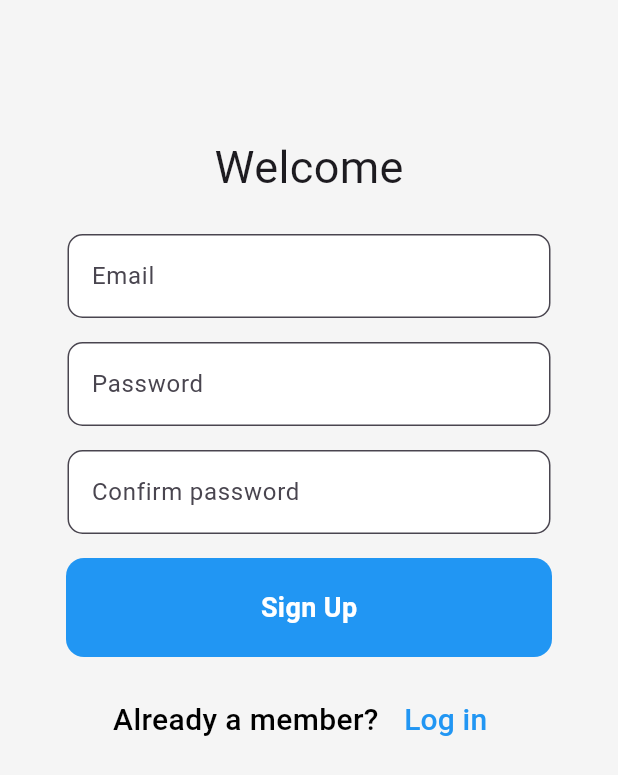
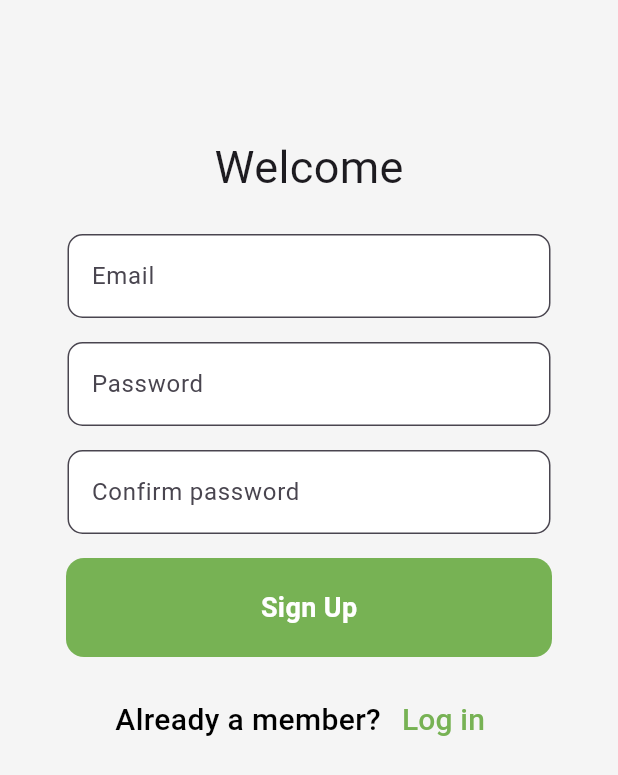
Before and after one commit to kambericecelia/my_recipes, a Flutter app: the screen it shows after launch, after a tap on "Register now", on a phone screen of 412 x 824 dp. Shown: the top 775 px of the screen. Run offline on Flutter 3.47's test engine with Material 3 defaults, Android fonts, the phone set to English and light mode, and no system bars; our stand-ins replace cloud_firestore, firebase_auth, firebase_core, firebase_storage, fluttertoast, image_picker; accounts and stored records are empty; network calls fail.

Commit message:
Some files renamed, reorganized

```diff
--- a/lib/components/bottom_button.dart
+++ b/lib/components/bottom_button.dart
@@ -1,6 +1,7 @@
 import 'package:flutter/material.dart';
-class Button extends StatelessWidget {
-  const Button({
+import 'package:recipes_app/constants.dart';
+class BottomButton extends StatelessWidget {
+  const BottomButton({
 
     required this.text,
     required this.authFunction,
@@ -16,7 +17,7 @@ final VoidCallback authFunction;
         child: Container(
           padding: EdgeInsets.all(20),
           decoration: BoxDecoration(
-            color: Colors.blue,
+            color: ksecondaryColor,
             borderRadius: BorderRadius.circular(12),
           ),
           child: Center(
--- a/lib/components/login_card.dart
+++ b/lib/components/text_input_card.dart
@@ -1,11 +1,11 @@
 import 'package:flutter/material.dart';
 
-class LoginCard extends StatelessWidget {
+class TextInputCard extends StatelessWidget {
   final TextEditingController controller;
   final String hintText;
   final bool isPassword;
 
-  const LoginCard({
+  const TextInputCard({
     required this.controller,
     required this.hintText,
     required this.isPassword
--- a/lib/constants.dart
+++ b/lib/constants.dart
@@ -1,6 +1,7 @@
 import 'package:flutter/material.dart';
 
 const Color kprimaryColor = Color(0xF6F5F5F5);
+const Color ksecondaryColor = Color.fromRGBO(119, 178, 84, 1);
 
 //Text styles for login and signup screen
 
@@ -14,6 +15,6 @@ const bottomTextStyle = TextStyle(
 
 const bottomTextStyleBlue = TextStyle(
   fontSize: 20,
-  color: Colors.blue,
+  color: ksecondaryColor,
   fontWeight: FontWeight.w500,
 );
--- a/lib/main.dart
+++ b/lib/main.dart
@@ -2,7 +2,7 @@ import 'package:firebase_core/firebase_core.dart';
 import 'package:flutter/material.dart';
 import 'package:recipes_app/screens/widgets/home.dart';
 import 'package:recipes_app/screens/widgets/add_recipe.dart';
-import 'package:recipes_app/screens/widgets/login_page.dart';
+import 'package:recipes_app/screens/widgets/login.dart';
 import 'package:recipes_app/screens/widgets/sign_up.dart';
 
 import 'firebase_options.dart';
@@ -25,7 +25,7 @@ class MyApp extends StatelessWidget {
       debugShowCheckedModeBanner: false,
       title: 'Flutter Demo',
       theme: ThemeData(
-          primarySwatch: Colors.blue,
+          primarySwatch: Colors.green,
           primaryColor: Colors.white,
           textTheme: const TextTheme(bodySmall: TextStyle(color: Colors.white))),
       home: const HomePage(),
@@ -33,9 +33,9 @@ class MyApp extends StatelessWidget {
       initialRoute: LoginPage.id,
       routes: {
         HomePage.id: (context) => HomePage(),
-        AddRecipe.id: (context) => AddRecipe(),
         LoginPage.id: (context) => LoginPage(),
         SignUp.id:(context) => SignUp(),
+        AddRecipe.id: (context) => AddRecipe(),
       },
     );
   }
--- a/lib/screens/widgets/login_page.dart
+++ b/lib/screens/widgets/login.dart
@@ -1,12 +1,13 @@
 import 'package:recipes_app/screens/widgets/sign_up.dart';
 import 'package:flutter/material.dart';
-import 'package:recipes_app/components/login_card.dart';
+import 'package:recipes_app/components/text_input_card.dart';
 import 'package:recipes_app/services/auth_service.dart';
 import 'package:recipes_app/components/bottom_button.dart';
 import '../../constants.dart';
 
 class LoginPage extends StatefulWidget {
   static const String id = "login";
+  const LoginPage({Key? key}) : super(key: key);
 
   @override
   State<LoginPage> createState() => _LoginPageState();
@@ -15,14 +16,12 @@ class LoginPage extends StatefulWidget {
 class _LoginPageState extends State<LoginPage> {
   final TextEditingController _emailController = TextEditingController();
   final TextEditingController _passwordController = TextEditingController();
-  //final GlobalKey<ScaffoldMessengerState> _scaffoldMessengerKey = GlobalKey<ScaffoldMessengerState>();
 
   Future<void> _handleLogin() async {
     final authService = AuthService(
       email: _emailController.text,
       password: _passwordController.text,
       context: context,
-      //scaffoldMessengerKey: _scaffoldMessengerKey,
     );
     await authService.logIn();
   }
@@ -51,17 +50,17 @@ class _LoginPageState extends State<LoginPage> {
                 ),
               ),
               SizedBox(height: 15),
-              LoginCard(
+              TextInputCard(
                 controller: _emailController,
                 hintText: "Email",
                 isPassword: false,
               ),
-              LoginCard(
+              TextInputCard(
                 controller: _passwordController,
                 hintText: "Password",
                 isPassword: true,
               ),
-              Button(
+              BottomButton(
                 text: "Login",
                 authFunction: _handleLogin,
               ),
@@ -72,7 +71,7 @@ class _LoginPageState extends State<LoginPage> {
                 mainAxisAlignment: MainAxisAlignment.center,
                 children: [
                   Text("Not a member?", style: bottomTextStyle),
-                  SizedBox(width: 5),
+                  SizedBox(width: 2),
                   TextButton(
                     onPressed: () {
                       Navigator.pushNamed(context, SignUp.id);
--- a/lib/screens/widgets/sign_up.dart
+++ b/lib/screens/widgets/sign_up.dart
@@ -1,35 +1,36 @@
-
 import 'package:flutter/material.dart';
-import 'package:recipes_app/components/login_card.dart';
+import 'package:recipes_app/components/text_input_card.dart';
 import 'package:recipes_app/services/auth_service.dart';
 import 'package:recipes_app/components/bottom_button.dart';
 import '../../constants.dart';
-import 'login_page.dart';
-
+import 'login.dart';
 
 class SignUp extends StatefulWidget {
   static const String id = "sign_up";
+  const SignUp({Key? key}) : super(key: key);
 
   @override
   State<SignUp> createState() => _SignUpState();
 }
 
 class _SignUpState extends State<SignUp> {
-  final GlobalKey<ScaffoldMessengerState> _scaffoldMessengerKey = GlobalKey<ScaffoldMessengerState>();
+  final GlobalKey<ScaffoldMessengerState> _scaffoldMessengerKey =
+      GlobalKey<ScaffoldMessengerState>();
 
   final _emailController = TextEditingController();
   final _passwordController = TextEditingController();
   final _confirmPasswordController = TextEditingController();
 
-
   Future<void> _handleSignUp() async {
-    final authService = AuthService(email: _emailController.text, password: _passwordController.text, context: context,
-        );
+    final authService = AuthService(
+      email: _emailController.text,
+      password: _passwordController.text,
+      context: context,
+    );
     await authService.signUp(_confirmPasswordController.text);
     _emailController.clear();
     _passwordController.clear();
     _confirmPasswordController.clear();
-
   }
 
   @override
@@ -46,13 +47,22 @@ class _SignUpState extends State<SignUp> {
               children: [
                 Text("Welcome", style: welcomeTextStyle),
                 SizedBox(height: 15),
-                LoginCard(controller: _emailController, hintText: "Email", isPassword: false,),
-                LoginCard(
-                    controller: _passwordController, hintText: "Password", isPassword: true,),
-                LoginCard(
-                    controller: _confirmPasswordController,
-                    hintText: "Confirm password", isPassword: true,),
-                Button(text: "Sign Up", authFunction: _handleSignUp),
+                TextInputCard(
+                  controller: _emailController,
+                  hintText: "Email",
+                  isPassword: false,
+                ),
+                TextInputCard(
+                  controller: _passwordController,
+                  hintText: "Password",
+                  isPassword: true,
+                ),
+                TextInputCard(
+                  controller: _confirmPasswordController,
+                  hintText: "Confirm password",
+                  isPassword: true,
+                ),
+                BottomButton(text: "Sign Up", authFunction: _handleSignUp),
                 SizedBox(
                   height: 10,
                 ),
@@ -60,10 +70,9 @@ class _SignUpState extends State<SignUp> {
                   mainAxisAlignment: MainAxisAlignment.center,
                   children: [
                     Text("Already a member?", style: bottomTextStyle),
-                    SizedBox(width: 5),
+                    SizedBox(width: 2),
                     TextButton(
                       onPressed: () {
-
                         Navigator.pushNamed(context, LoginPage.id);
                       },
                       child: Text("Log in", style: bottomTextStyleBlue),
```
Also changed, not shown: lib/screens/widgets/add_recipe.dart (+20 -26 lines), lib/screens/widgets/home.dart (+6 -5 lines), lib/screens/widgets/recipe_details.dart (+25 -23 lines), lib/components/image_picker.dart (renamed from lib/screens/widgets/image_picker.dart), lib/components/recipe_card.dart (renamed from lib/screens/widgets/recipe_card.dart), 2 other files.
